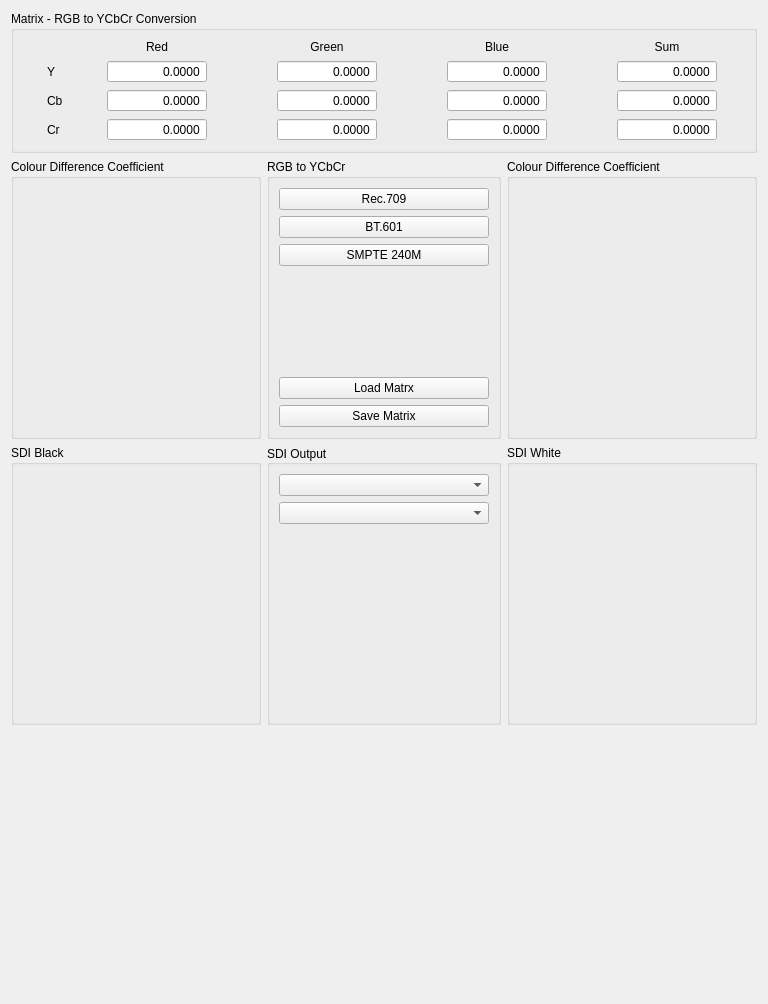
Above: dct_widgets/outbox/outbox.ui from KAYA-Instruments/SDI-Control-Point before the change. Below: the same form after it.
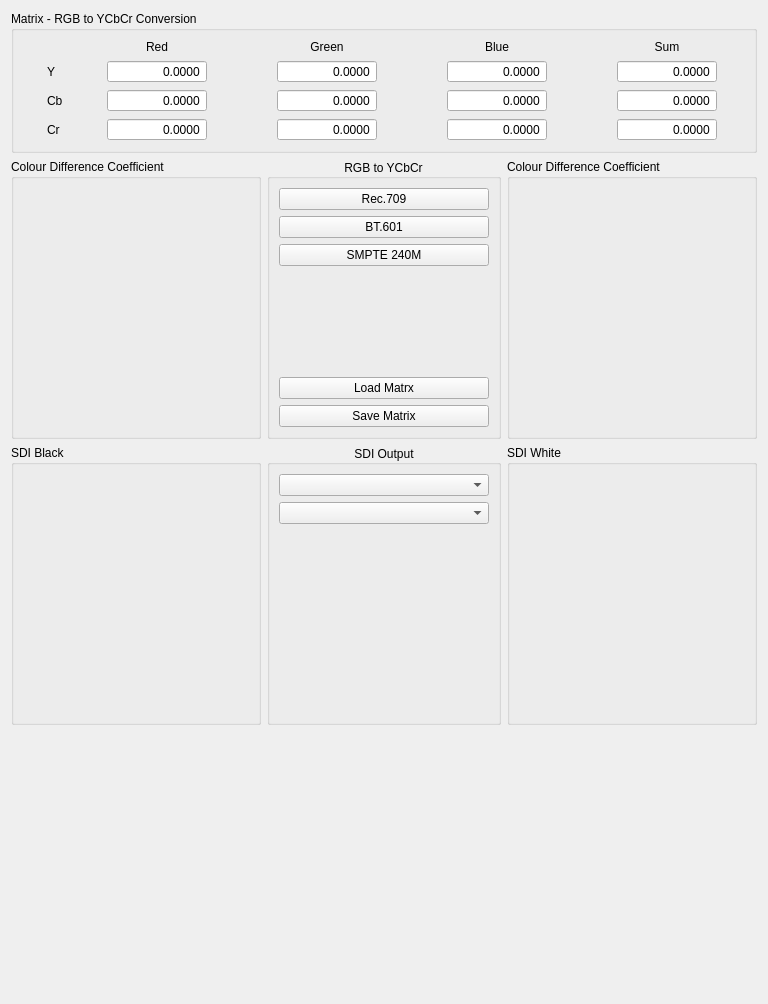
That is the form after the change. Custom widgets are drawn as their Qt base class.

```diff
--- a/dct_widgets/outbox/outbox.ui
+++ b/dct_widgets/outbox/outbox.ui
@@ -700,6 +700,9 @@
        <property name="title">
         <string>RGB to YCbCr</string>
        </property>
+       <property name="alignment">
+        <set>Qt::AlignCenter</set>
+       </property>
        <layout class="QGridLayout" name="gridLayout_3">
         <item row="0" column="0">
          <widget class="QPushButton" name="btnRec709">
@@ -901,7 +904,7 @@
         <string>SDI Output</string>
        </property>
        <property name="alignment">
-        <set>Qt::AlignLeading|Qt::AlignLeft|Qt::AlignVCenter</set>
+        <set>Qt::AlignCenter</set>
        </property>
        <layout class="QGridLayout" name="gridLayout_2">
         <item row="0" column="0">
```
